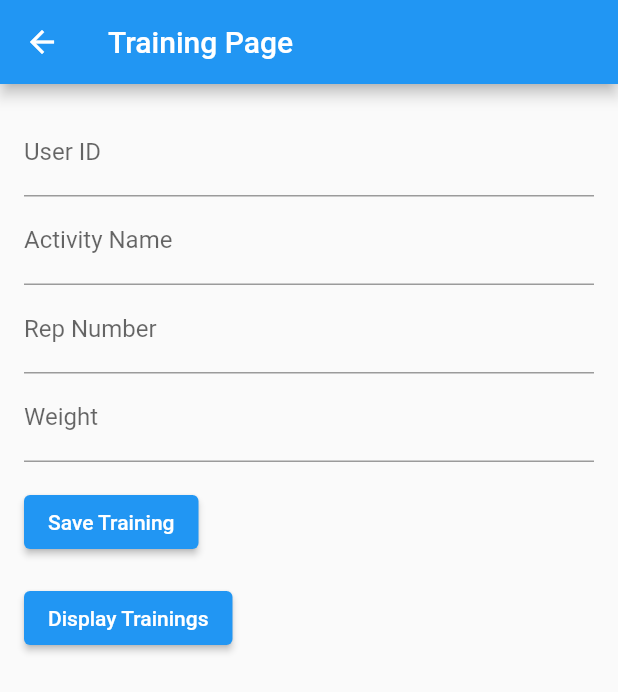
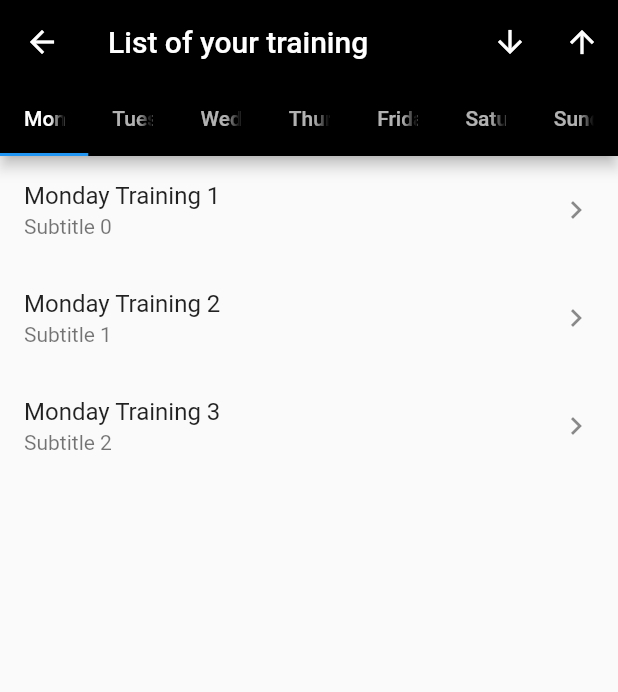
Before and after one commit to Ferchke7/FitForFree, a Flutter app: the TrainingPage screen opened directly, on a phone screen of 412 x 824 dp. Shown: the top 692 px of the screen. Run offline on Flutter 3.47's test engine with Material 2 defaults, Android fonts, the phone set to English and light mode, and no system bars; our stand-ins replace sqflite; missing offline and left inert: dart:ffi, infinite_listview, openid_client; accounts and stored records are empty.

Commit message:
added some temp views for training

```diff
--- a/FlutterApp/my_fitt_app/lib/training/training_databasehelper.dart
+++ b/FlutterApp/my_fitt_app/lib/training/training_databasehelper.dart
@@ -15,6 +15,7 @@ class TrainingDatabaseHelper {
 
 static Future<void> createTables(sql.Database database) async {
     await database.execute("""CREATE TABLE trainings(
+
         userId String PRIMARY KEY,
         activityName String,
         repNumber INT,
--- a/FlutterApp/my_fitt_app/lib/training/trainingpage.dart
+++ b/FlutterApp/my_fitt_app/lib/training/trainingpage.dart
@@ -1,85 +1,193 @@
 import 'package:flutter/material.dart';
+import 'package:infinite_listview/infinite_listview.dart';
 import 'package:my_fitt_app/training/training_databasehelper.dart';
 
+
 class TrainingPage extends StatefulWidget {
+  const TrainingPage({Key? key}) : super(key: key);
+
   @override
-  _TrainingPageState createState() => _TrainingPageState();
+  State<TrainingPage> createState() => _TrainingPageState();
 }
 
 class _TrainingPageState extends State<TrainingPage> {
-  final TextEditingController userIdController = TextEditingController();
-  final TextEditingController activityNameController = TextEditingController();
-  final TextEditingController repNumberController = TextEditingController();
-  final TextEditingController weightController = TextEditingController();
+  final InfiniteScrollController _infiniteController = InfiniteScrollController(
+    initialScrollOffset: 0.0,
+  );
+
+  // Map to store training information for each day
+  Map<String, List<String>> trainingData = {
+    'Monday': ['Monday Training 1', 'Monday Training 2', 'Monday Training 3'],
+    'Tuesday': ['Tuesday Training 1', 'Tuesday Training 2', 'Tuesday Training 3'],
+    'Wednesday': ['Wednesday Training 1', 'Wednesday Training 2', 'Wednesday Training 3'],
+    'Thursday': ['Thursday Training 1', 'Thursday Training 2', 'Thursday Training 3'],
+    'Friday': ['Friday Training 1', 'Friday Training 2', 'Friday Training 3'],
+    'Saturday': ['Saturday Training 1', 'Saturday Training 2', 'Saturday Training 3'],
+    'Sunday': ['Sunday Training 1', 'Sunday Training 2', 'Sunday Training 3'],
+  };
 
   @override
   Widget build(BuildContext context) {
-    return Scaffold(
-      appBar: AppBar(
-        title: Text('Training Page'),
-      ),
-      body: Padding(
-        padding: const EdgeInsets.all(16.0),
-        child: Column(
-          crossAxisAlignment: CrossAxisAlignment.start,
-          children: [
-            TextField(
-              controller: userIdController,
-              decoration: InputDecoration(labelText: 'User ID'),
+    return DefaultTabController(
+      length: 7,
+      child: Scaffold(
+        appBar: AppBar(
+          backgroundColor: Colors.black,
+          title: const Text('List of your training'),
+          actions: <Widget>[
+            IconButton(
+              icon: const Icon(Icons.arrow_downward),
+              onPressed: () {
+                _infiniteController.animateTo(_infiniteController.offset + 2000.0,
+                    duration: const Duration(milliseconds: 250), curve: Curves.easeIn);
+              },
             ),
-            TextField(
-              controller: activityNameController,
-              decoration: InputDecoration(labelText: 'Activity Name'),
-            ),
-            TextField(
-              controller: repNumberController,
-              decoration: InputDecoration(labelText: 'Rep Number'),
-              keyboardType: TextInputType.number,
-            ),
-            TextField(
-              controller: weightController,
-              decoration: InputDecoration(labelText: 'Weight'),
-              keyboardType: TextInputType.number,
-            ),
-            SizedBox(height: 16),
-            ElevatedButton(
-              onPressed: () async {
-                await saveTraining();
+            IconButton(
+              icon: const Icon(Icons.arrow_upward),
+              onPressed: () {
+                _infiniteController.animateTo(_infiniteController.offset - 2000.0,
+                    duration: const Duration(milliseconds: 250), curve: Curves.easeIn);
               },
-              child: Text('Save Training'),
-            ),
-            SizedBox(height: 16),
-            ElevatedButton(
-              onPressed: () async {
-                await displayTrainings();
-              },
-              child: Text('Display Trainings'),
             ),
           ],
+          bottom: const TabBar(
+            tabs: <Widget>[
+              Tab(text: 'Monday'),
+              Tab(text: 'Tuesday'),
+              Tab(text: 'Wednesday'),
+              Tab(text: 'Thursday'),
+              Tab(text: 'Friday'),
+              Tab(text: 'Saturday'),
+              Tab(text: 'Sunday'),
+            ],
+          ),
+        ),
+        body: TabBarView(
+          children: List.generate(7, (index) => _buildTab(index)),
         ),
       ),
     );
   }
 
-  Future<void> saveTraining() async {
-    String userId = userIdController.text;
-    String activityName = activityNameController.text;
-    int repNumber = int.tryParse(repNumberController.text) ?? 0;
-    int weight = int.tryParse(weightController.text) ?? 0;
+  Widget _buildTab(int tab) {
+    String day = _getWeekdayName(tab);
+    List<String> trainingItems = trainingData[day] ?? [];
 
-    await TrainingDatabaseHelper.createItem(userId, repNumber, weight);
-    // You can add further logic or UI updates after saving
+    return ListView.builder(
+      itemCount: trainingItems.length,
+      itemBuilder: (BuildContext context, int index) {
+        return Material(
+          child: InkWell(
+            onTap: () {
+              // Handle item tap
+            },
+            child: ListTile(
+              title: Text(trainingItems[index]),
+              subtitle: Text('Subtitle $index'),
+              trailing: const Icon(Icons.chevron_right),
+            ),
+          ),
+        );
+      },
+    );
   }
 
-  Future<void> displayTrainings() async {
-    List<Map<String, dynamic>> trainings = await TrainingDatabaseHelper.getItems();
-    // Display or manipulate the retrieved trainings as needed
-    print(trainings);
+  String _getWeekdayName(int index) {
+    switch (index) {
+      case 0:
+        return 'Monday';
+      case 1:
+        return 'Tuesday';
+      case 2:
+        return 'Wednesday';
+      case 3:
+        return 'Thursday';
+      case 4:
+        return 'Friday';
+      case 5:
+        return 'Saturday';
+      case 6:
+        return 'Sunday';
+      default:
+        return '';
+    }
   }
 }
 
-void main() {
-  runApp(MaterialApp(
-    home: TrainingPage(),
-  ));
-}
+
+
+// final TextEditingController userIdController = TextEditingController();
+//   final TextEditingController activityNameController = TextEditingController();
+//   final TextEditingController repNumberController = TextEditingController();
+//   final TextEditingController weightController = TextEditingController();
+
+//   @override
+//   Widget build(BuildContext context) {
+//     return Scaffold(
+//       appBar: AppBar(
+//         title: Text('Training Page'),
+//       ),
+//       body: Padding(
+//         padding: const EdgeInsets.all(16.0),
+//         child: Column(
+//           crossAxisAlignment: CrossAxisAlignment.start,
+//           children: [
+//             TextField(
+//               controller: userIdController,
+//               decoration: InputDecoration(labelText: 'User ID'),
+//             ),
+//             TextField(
+//               controller: activityNameController,
+//               decoration: InputDecoration(labelText: 'Activity Name'),
+//             ),
+//             TextField(
+//               controller: repNumberController,
+//               decoration: InputDecoration(labelText: 'Rep Number'),
+//               keyboardType: TextInputType.number,
+//             ),
+//             TextField(
+//               controller: weightController,
+//               decoration: InputDecoration(labelText: 'Weight'),
+//               keyboardType: TextInputType.number,
+//             ),
+//             SizedBox(height: 16),
+//             ElevatedButton(
+//               onPressed: () async {
+//                 await saveTraining();
+//               },
+//               child: Text('Save Training'),
+//             ),
+//             SizedBox(height: 16),
+//             ElevatedButton(
+//               onPressed: () async {
+//                 await displayTrainings();
+//               },
+//               child: Text('Display Trainings'),
+//             ),
+//           ],
+//         ),
+//       ),
+//     );
+//   }
+
+//   Future<void> saveTraining() async {
+//     String userId = userIdController.text;
+//     String activityName = activityNameController.text;
+//     int repNumber = int.tryParse(repNumberController.text) ?? 0;
+//     int weight = int.tryParse(weightController.text) ?? 0;
+
+//     await TrainingDatabaseHelper.createItem(userId, repNumber, weight);
+//     // You can add further logic or UI updates after saving
+//   }
+
+//   Future<void> displayTrainings() async {
+//     List<Map<String, dynamic>> trainings = await TrainingDatabaseHelper.getItems();
+//     // Display or manipulate the retrieved trainings as needed
+//     print(trainings);
+//   }
+// }
+
+// void main() {
+//   runApp(MaterialApp(
+//     home: TrainingPage(),
+//   ));
--- a/FlutterApp/my_fitt_app/pubspec.yaml
+++ b/FlutterApp/my_fitt_app/pubspec.yaml
@@ -39,6 +39,7 @@ dependencies:
   http: ^0.13.6
   sqflite: ^2.2.8+4
   path: ^1.8.2
+  infinite_listview: ^1.1.0
 
 dev_dependencies:
   flutter_test:
```
Also changed, not shown: FlutterApp/my_fitt_app/pubspec.lock.
